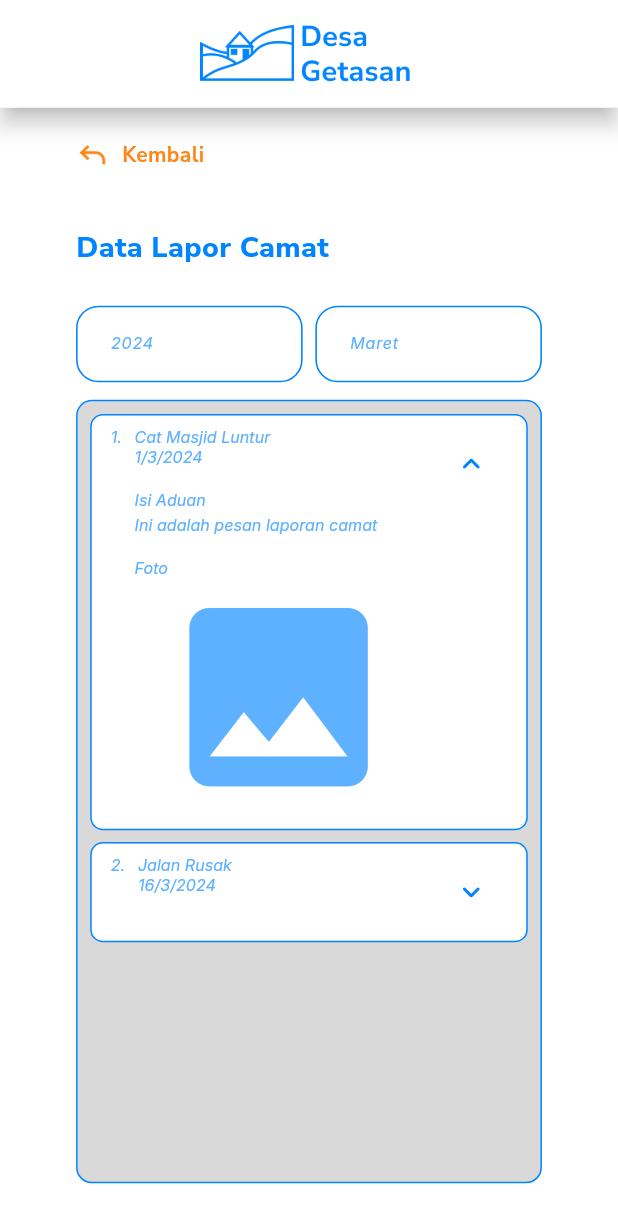
After one commit to dimassdoubles/FT20240317-GetasanApp, a Flutter app: the DaftarLaporanCamatPage screen opened directly, after a tap on the "keyboard arrow down" icon, on a phone screen of 412 x 824 dp. The commit adds this screen. Shown: the top 1223 px of the screen. Run offline on Flutter 3.47's test engine with Material 3 defaults, Android fonts, the phone set to English and light mode, and no system bars; our stand-ins replace flutter_easyloading, flutter_riverpod, flutter_screenutil, google_fonts.

Commit message:
feat: tampilan halaman daftar laporan camat

```diff
--- a/lib/features/common/constant/style/app_colors.dart
+++ b/lib/features/common/constant/style/app_colors.dart
@@ -13,4 +13,6 @@ class AppColors {
   static const secondary = Color(0xffFF8616);
 
   static const danger = Color(0xffF05656);
+
+  static const neutral100 = Color(0xffD9D9D9);
 }
--- a/lib/features/common/presentation/widget/gaps.dart
+++ b/lib/features/common/presentation/widget/gaps.dart
@@ -5,6 +5,7 @@ class Gaps {
   Gaps._();
 
   static final v4 = SizedBox(height: 4.h);
+  static final v8 = SizedBox(height: 8.h);
   static final v12 = SizedBox(height: 12.h);
   static final v16 = SizedBox(height: 16.h);
   static final v24 = SizedBox(height: 24.h);
--- a/lib/features/common/presentation/widget/input/text_input.dart
+++ b/lib/features/common/presentation/widget/input/text_input.dart
@@ -19,8 +19,10 @@ class TextInput extends StatelessWidget {
   final String?
       name; // teks yang akan ditampilkan di error '{name} tidak boleh kosong'
   final String? Function(String? value)? validator;
+  final bool readOnly;
   const TextInput({
     super.key,
+    this.readOnly = false,
     this.controller,
     this.label,
     this.hint,
@@ -61,6 +63,7 @@ class TextInput extends StatelessWidget {
         Gaps.v4,
         TextFormField(
           controller: controller,
+          readOnly: readOnly,
           style: valueStyle,
           minLines: minLines,
           maxLines: maxLines,
--- /dev/null
+++ b/lib/features/common/presentation/widget/laporan_tile.dart
@@ -0,0 +1,80 @@
+import 'package:flutter/material.dart';
+import 'package:flutter_riverpod/flutter_riverpod.dart';
+import 'package:flutter_screenutil/flutter_screenutil.dart';
+import 'package:getasan_app/features/common/constant/style/app_colors.dart';
+import 'package:getasan_app/features/common/constant/style/app_texts.dart';
+import 'package:getasan_app/features/common/presentation/widget/gaps.dart';
+
+class LaporanTile extends ConsumerStatefulWidget {
+  final String title;
+  final String date;
+  final String no;
+  final Widget? child;
+  final bool isExpanded;
+  const LaporanTile({
+    super.key,
+    required this.title,
+    required this.date,
+    required this.no,
+    this.child,
+    this.isExpanded = false,
+  });
+
+  @override
+  ConsumerState<LaporanTile> createState() => _LaporanTileState();
+}
+
+class _LaporanTileState extends ConsumerState<LaporanTile> {
+  late bool isExpanded = widget.isExpanded;
+
+  @override
+  Widget build(BuildContext context) {
+    return DefaultTextStyle(
+      style: AppTexts.interItalic.copyWith(
+        color: AppColors.primary300,
+        fontSize: 11.sp,
+      ),
+      child: Container(
+        padding: EdgeInsets.symmetric(horizontal: 12.w, vertical: 8.w),
+        decoration: BoxDecoration(
+          color: AppColors.white,
+          borderRadius: BorderRadius.circular(8.w),
+          border: Border.all(color: AppColors.primary),
+        ),
+        child: Row(
+          crossAxisAlignment: CrossAxisAlignment.start,
+          children: [
+            Text(widget.no),
+            Gaps.h8,
+            Expanded(
+              child: Column(
+                crossAxisAlignment: CrossAxisAlignment.start,
+                children: [
+                  Text(widget.title),
+                  Text(widget.date),
+                  if (isExpanded) Gaps.v16,
+                  if (isExpanded) widget.child ?? const SizedBox.shrink(),
+                ],
+              ),
+            ),
+            Gaps.h8,
+            IconButton(
+              onPressed: () {
+                setState(() {
+                  isExpanded = !isExpanded;
+                });
+              },
+              padding: EdgeInsets.zero,
+              icon: Icon(
+                isExpanded
+                    ? Icons.keyboard_arrow_up_rounded
+                    : Icons.keyboard_arrow_down_rounded,
+                color: AppColors.primary,
+              ),
+            ),
+          ],
+        ),
+      ),
+    );
+  }
+}
--- /dev/null
+++ b/lib/features/lapor_camat/presentation/page/daftar_laporan_camat_page.dart
@@ -0,0 +1,99 @@
+import 'package:flutter/material.dart';
+import 'package:flutter_riverpod/flutter_riverpod.dart';
+import 'package:flutter_screenutil/flutter_screenutil.dart';
+import 'package:getasan_app/features/common/constant/style/app_colors.dart';
+import 'package:getasan_app/features/common/constant/style/app_size.dart';
+import 'package:getasan_app/features/common/constant/style/app_texts.dart';
+import 'package:getasan_app/features/common/presentation/widget/app_back_button.dart';
+import 'package:getasan_app/features/common/presentation/widget/gaps.dart';
+import 'package:getasan_app/features/common/presentation/widget/getasan_app_bar.dart';
+import 'package:getasan_app/features/common/presentation/widget/input/text_input.dart';
+import 'package:getasan_app/features/common/presentation/widget/laporan_tile.dart';
+import 'package:getasan_app/features/lapor_camat/presentation/widget/detail_laporan_camat_list_item.dart';
+
+class DaftarLaporanCamatPage extends ConsumerWidget {
+  const DaftarLaporanCamatPage({super.key});
+
+  @override
+  Widget build(BuildContext context, WidgetRef ref) {
+    return Scaffold(
+      appBar: const GetasanAppBar(
+        isCenterLogo: true,
+      ),
+      body: Padding(
+        padding: EdgeInsets.symmetric(horizontal: AppSize.pagePadding),
+        child: Column(
+          crossAxisAlignment: CrossAxisAlignment.start,
+          children: [
+            AppBackButton(context),
+            Gaps.v36,
+            Text(
+              'Data Lapor Camat',
+              style: AppTexts.extraBold.copyWith(
+                fontSize: 19,
+                color: AppColors.primary,
+              ),
+            ),
+            Gaps.v24,
+            Row(
+              children: [
+                const Expanded(
+                  child: TextInput(
+                    hint: '2024',
+                    readOnly: true,
+                  ),
+                ),
+                Gaps.h8,
+                const Expanded(
+                  child: TextInput(
+                    hint: 'Maret',
+                    readOnly: true,
+                  ),
+                ),
+              ],
+            ),
+            Gaps.v12,
+            Expanded(
+              child: Container(
+                padding: EdgeInsets.all(8.w),
+                width: 1.sw,
+                height: 1.sh,
+                decoration: BoxDecoration(
+                  color: AppColors.neutral100,
+                  borderRadius: BorderRadius.circular(10.w),
+                  border: Border.all(color: AppColors.primary),
+                ),
+                child: SingleChildScrollView(
+                  child: Column(
+                    mainAxisSize: MainAxisSize.max,
+                    children: [
+                      const LaporanTile(
+                        no: '1.',
+                        title: 'Cat Masjid Luntur',
+                        date: '1/3/2024',
+                        child: DetailLaporanCamtListItem(
+                          pesan: 'Ini adalah pesan laporan camat',
+                        ),
+                      ),
+                      Gaps.v8,
+                      const LaporanTile(
+                        no: '2.',
+                        title: 'Jalan Rusak',
+                        date: '16/3/2024',
+                        child: DetailLaporanCamtListItem(
+                          pesan:
+                              'Ini adalah pesan panjang yang dikirimakan oleh user dari menu lapor camat',
+                        ),
+                      ),
+                    ],
+                  ),
+                ),
+              ),
+            ),
+            Gaps.v36,
+          ],
+        ),
+      ),
+    );
+  }
+}
--- /dev/null
+++ b/lib/features/lapor_camat/presentation/widget/detail_laporan_camat_list_item.dart
@@ -0,0 +1,36 @@
+import 'package:flutter/material.dart';
+import 'package:flutter_screenutil/flutter_screenutil.dart';
+import 'package:getasan_app/features/common/constant/style/app_colors.dart';
+import 'package:getasan_app/features/common/presentation/widget/gaps.dart';
+
+class DetailLaporanCamtListItem extends StatelessWidget {
+  final String pesan;
+  final String? photoUrl;
+  const DetailLaporanCamtListItem({
+    super.key,
+    required this.pesan,
+    this.photoUrl,
+  });
+
+  @override
+  Widget build(BuildContext context) {
+    return Column(
+      crossAxisAlignment: CrossAxisAlignment.start,
+      children: [
+        const Text('Isi Aduan'),
+        Gaps.v4,
+        Text(pesan),
+        Gaps.v16,
+        const Text('Foto'),
+        if (photoUrl == null)
+          Center(
+            child: Icon(
+              Icons.image,
+              color: AppColors.primary300,
+              size: 150.w,
+            ),
+          ),
+      ],
+    );
+  }
+}
--- a/lib/features/lapor_camat/presentation/widget/lapor_camat_user_view.dart
+++ b/lib/features/lapor_camat/presentation/widget/lapor_camat_user_view.dart
@@ -1,5 +1,6 @@
 import 'package:flutter/material.dart';
 import 'package:getasan_app/features/common/presentation/widget/search_laporan_view.dart';
+import 'package:getasan_app/features/lapor_camat/presentation/page/daftar_laporan_camat_page.dart';
 import 'package:getasan_app/features/lapor_camat/presentation/page/input_lapor_camat_page.dart';
 
 class LaporCamatUserView extends StatelessWidget {
@@ -10,6 +11,14 @@ class LaporCamatUserView extends StatelessWidget {
     return SearchLaporanView(
       icon: 'assets/icons/ic_lapor_camat.png',
       title: 'Lapor Camat',
+      onSearch: (bulan, tahun) {
+        Navigator.push(
+          context,
+          MaterialPageRoute(
+            builder: (context) => const DaftarLaporanCamatPage(),
+          ),
+        );
+      },
       onAdd: () {
         Navigator.push(
           context,
```
